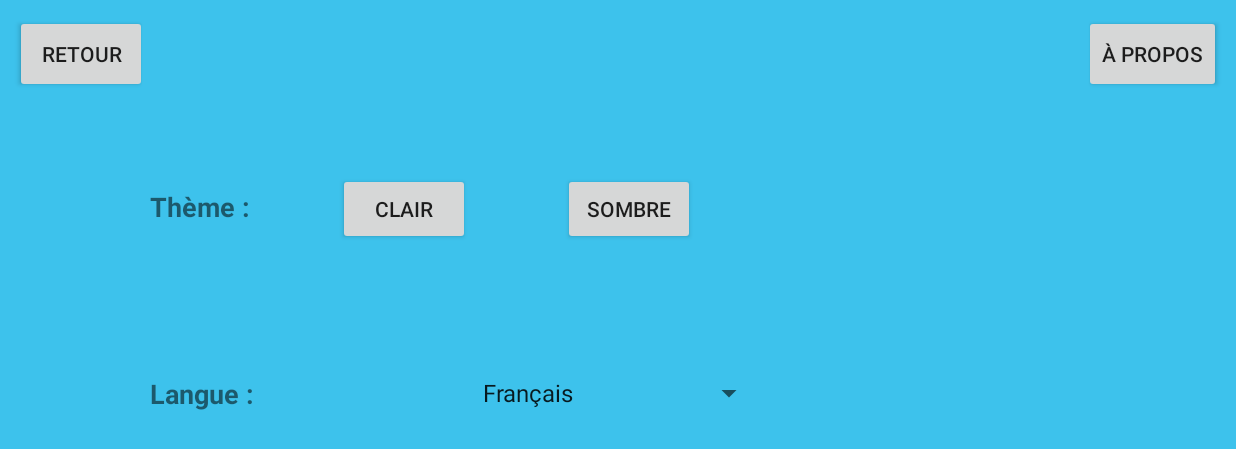
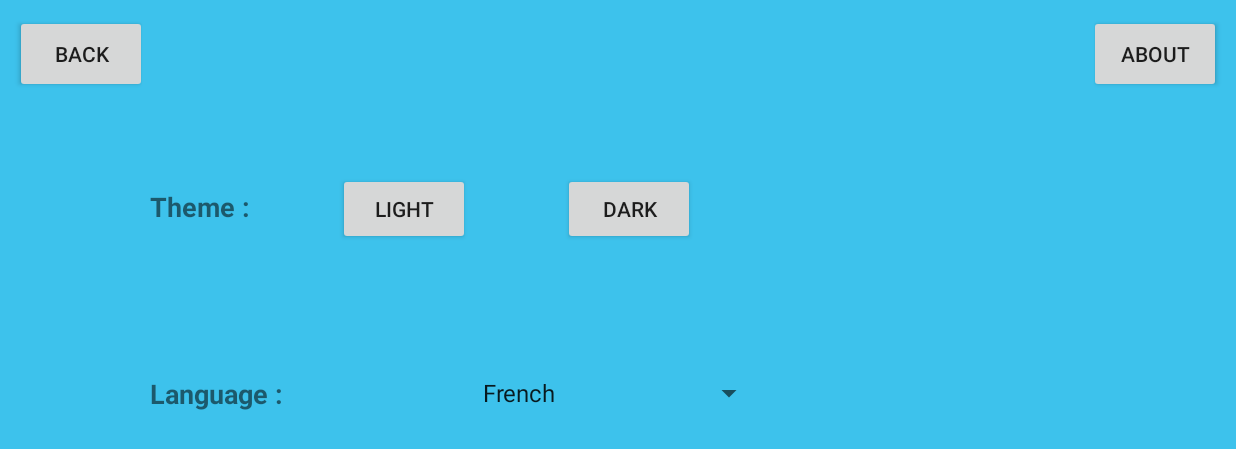
Before and after one commit to Zoro732/PixelParty, an Android app: the screen it shows after launch (MainActivity), on a phone screen of 824 x 412 dp (held sideways). Shown: the top 449 px of the screen. Run offline under Robolectric (Android 15) with nearby library versions, the phone set to English and light mode, and no system bars.

Commit message:
Changes: Removed vibration, enabled language switching

```diff
--- a/app/src/main/java/com/example/helloworld/MainActivity.java
+++ b/app/src/main/java/com/example/helloworld/MainActivity.java
@@ -1,57 +1,48 @@
 package com.example.helloworld;
 
 import androidx.appcompat.app.AppCompatActivity;
-import android.annotation.SuppressLint;
-import android.content.Context;
-import android.os.Build;
+import androidx.appcompat.app.AlertDialog;
+import android.content.SharedPreferences;
+import android.content.res.Configuration;
 import android.os.Bundle;
-import android.os.Vibrator;
-import android.view.MotionEvent;
 import android.view.View;
+import android.widget.AdapterView;
 import android.widget.ArrayAdapter;
 import android.widget.Button;
 import android.widget.FrameLayout;
 import android.widget.Spinner;
 import android.widget.TextView;
-import android.app.AlertDialog;
+import java.util.Locale;
+import android.widget.Toast;
+
 
 public class MainActivity extends AppCompatActivity {
-    private Button backButton; // Changement ici
-    private Vibrator vibrator;
-    private boolean hasVibrated = false; // Booléen pour vérifier si la vibration a déjà eu lieu
-    long[] timings = {0, 100};  // Vibre pendant 100ms, puis s'arrête
+
     private FrameLayout gameFrame;
+    private TextView themeLabel;
+    private TextView languageLabel;
+    private Button buttonClair;
+    private Button buttonSombre;
+    private Button aboutButton;
+    private Button backButton; // Déclaration du bouton retour
 
-    @SuppressLint("ClickableViewAccessibility")
     @Override
     protected void onCreate(Bundle savedInstanceState) {
         super.onCreate(savedInstanceState);
+
+        // Charger la langue enregistrée
+        loadLocale();
+
         hideNavigationBar();
         setContentView(R.layout.activity_main);
 
-        // Obtenir l'instance de Vibrator à partir du contexte actuel
-        vibrator = (Vibrator) getSystemService(Context.VIBRATOR_SERVICE);
-        // Associer le bouton de retour
-        backButton = findViewById(R.id.back);
-        gameFrame = findViewById(R.id.gameFrame);  // Initialiser le FrameLayout pour le changement de thème
-
-        // Définir l'écouteur d'événements pour le bouton retour
-        backButton.setOnTouchListener(new View.OnTouchListener() {
-            @Override
-            public boolean onTouch(View v, MotionEvent event) {
-                if (event.getAction() == MotionEvent.ACTION_DOWN) {
-                    if (!hasVibrated) {
-                        if (Build.VERSION.SDK_INT >= Build.VERSION_CODES.O) {
-                            vibrator.vibrate(timings, -1);
-                        }
-                        hasVibrated = true;
-                    }
-                } else if (event.getAction() == MotionEvent.ACTION_UP) {
-                    hasVibrated = false;
-                }
-                return true;
-            }
-        });
+        gameFrame = findViewById(R.id.gameFrame);
+        themeLabel = findViewById(R.id.theme);
+        languageLabel = findViewById(R.id.languageLabel);
+        buttonClair = findViewById(R.id.buttonClair);
+        buttonSombre = findViewById(R.id.buttonSombre);
+        aboutButton = findViewById(R.id.aboutButton);
+        backButton = findViewById(R.id.backButton); // Initialisation du bouton retour
 
         // Initialiser le Spinner
         Spinner languageSpinner = findViewById(R.id.language);
@@ -60,13 +51,37 @@ public class MainActivity extends AppCompatActivity {
         adapter.setDropDownViewResource(android.R.layout.simple_spinner_dropdown_item);
         languageSpinner.setAdapter(adapter);
 
+        // Sélectionner la langue actuelle dans le Spinner
+        languageSpinner.setSelection(getCurrentLanguagePosition());
+
+        languageSpinner.setOnItemSelectedListener(new AdapterView.OnItemSelectedListener() {
+            @Override
+            public void onItemSelected(AdapterView<?> parent, View view, int position, long id) {
+                String language = position == 0 ? "fr" : "en"; // "fr" pour Français, "en" pour Anglais
+                setLocale(language);
+                updateTexts(); // Mettre à jour les textes après le changement de langue
+            }
+
+            @Override
+            public void onNothingSelected(AdapterView<?> parent) {}
+        });
+
         // Configurer les boutons pour le changement de thème
-        Button buttonClair = findViewById(R.id.buttonClair);
-        Button buttonSombre = findViewById(R.id.buttonSombre);
-        Button aboutButton = findViewById(R.id.aboutButton); // Nouveau bouton
-        TextView themeLabel = findViewById(R.id.theme);
-        TextView languageLabel = findViewById(R.id.languageLabel);
+        setupThemeButtons();
+        setupAboutButton();
 
+        // Configurer le bouton retour
+        backButton.setOnClickListener(new View.OnClickListener() {
+            @Override
+            public void onClick(View v) {
+                Toast.makeText(MainActivity.this, "Retour à l'écran précédent", Toast.LENGTH_SHORT).show();
+                // Vous pouvez également faire d'autres actions ici, sans fermer l'application
+            }
+        });
+
+    }
+
+    private void setupThemeButtons() {
         // Changer le thème en clair
         buttonClair.setOnClickListener(new View.OnClickListener() {
             @Override
@@ -74,8 +89,6 @@ public class MainActivity extends AppCompatActivity {
                 gameFrame.setBackgroundColor(getResources().getColor(R.color.cyan));
                 themeLabel.setTextColor(getResources().getColor(R.color.textCyan));
                 languageLabel.setTextColor(getResources().getColor(R.color.textCyan));
-                languageSpinner.setBackgroundColor(getResources().getColor(R.color.white)); // Fond du spinner
-                ((TextView) languageSpinner.getChildAt(0)).setTextColor(getResources().getColor(R.color.textCyan)); // Couleur du texte du spinner
             }
         });
 
@@ -86,27 +99,58 @@ public class MainActivity extends AppCompatActivity {
                 gameFrame.setBackgroundColor(getResources().getColor(R.color.violet));
                 themeLabel.setTextColor(getResources().getColor(R.color.textViolet));
                 languageLabel.setTextColor(getResources().getColor(R.color.textViolet));
-                languageSpinner.setBackgroundColor(getResources().getColor(R.color.violet)); // Fond du spinner
-                ((TextView) languageSpinner.getChildAt(0)).setTextColor(getResources().getColor(R.color.textViolet)); // Couleur du texte du spinner
             }
         });
+    }
 
-        // Afficher un dialogue "À propos" lorsque le bouton est cliqué
+    private void setupAboutButton() {
         aboutButton.setOnClickListener(new View.OnClickListener() {
             @Override
             public void onClick(View v) {
                 AlertDialog.Builder builder = new AlertDialog.Builder(MainActivity.this);
                 builder.setTitle("À propos")
-                        .setMessage("PIXEL PART\n\nApplication développée par AMAURY GIELEN, ILYES RABAOUY, et KACPER WOJTOWIC.\n\nVersion 1.0\n\nDescription de l'application : Jeu de plateforme familiale")
+                        .setMessage("PIXEL PARTY\n\nApplication développée par AMAURY GIELEN, ILYES RABAOUY, et KACPER WOJTOWICZ.\n\nVersion 1.0\n\nDescription de l'application : Jeu de plateforme familiale")
                         .setPositiveButton("OK", null)
                         .show();
             }
         });
     }
 
-    @Override
-    protected void onPause() {
-        super.onPause();
+    // Enregistrer la langue et recharger l'activité
+    private void setLocale(String lang) {
+        Locale locale = new Locale(lang);
+        Locale.setDefault(locale);
+        Configuration config = new Configuration();
+        config.setLocale(locale);
+        getBaseContext().getResources().updateConfiguration(config, getBaseContext().getResources().getDisplayMetrics());
+
+        SharedPreferences.Editor editor = getSharedPreferences("Settings", MODE_PRIVATE).edit();
+        editor.putString("My_Lang", lang);
+        editor.apply();
+    }
+
+    // Charger la langue enregistrée
+    public void loadLocale() {
+        SharedPreferences prefs = getSharedPreferences("Settings", MODE_PRIVATE);
+        String language = prefs.getString("My_Lang", "fr");
+        setLocale(language);
+    }
+
+    // Positionner la langue actuelle dans le Spinner
+    private int getCurrentLanguagePosition() {
+        SharedPreferences prefs = getSharedPreferences("Settings", MODE_PRIVATE);
+        String language = prefs.getString("My_Lang", "fr");
+        return language.equals("fr") ? 0 : 1;
+    }
+
+    // Mettre à jour les textes en fonction de la langue
+    private void updateTexts() {
+        themeLabel.setText(getString(R.string.theme_label));
+        languageLabel.setText(getString(R.string.language_label));
+        buttonClair.setText(getString(R.string.button_clair));
+        buttonSombre.setText(getString(R.string.button_sombre));
+        aboutButton.setText(getString(R.string.button_about));
+        backButton.setText(getString(R.string.backButton));
     }
 
     private void hideNavigationBar() {
@@ -116,9 +160,4 @@ public class MainActivity extends AppCompatActivity {
                         | View.SYSTEM_UI_FLAG_IMMERSIVE_STICKY
         );
     }
-
-    @Override
-    protected void onResume() {
-        super.onResume();
-    }
 }
--- a/app/src/main/res/layout/activity_main.xml
+++ b/app/src/main/res/layout/activity_main.xml
@@ -54,6 +54,8 @@
             android:textSize="18sp"
             android:textStyle="bold" />
 
+        <!-- Remplacer l'ImageButton par un simple Button -->
+
         <Spinner
             android:id="@+id/language"
             android:layout_width="196dp"
@@ -61,9 +63,8 @@
             android:layout_gravity="top|center"
             android:layout_marginTop="250dp" />
 
-        <!-- Remplacer l'ImageButton par un simple Button -->
         <Button
-            android:id="@+id/back"
+            android:id="@+id/backButton"
             android:layout_width="wrap_content"
             android:layout_height="52dp"
             android:layout_marginLeft="10dp"
--- a/app/src/main/res/values/strings.xml
+++ b/app/src/main/res/values/strings.xml
@@ -1,12 +1,15 @@
 <resources>
     <string name="app_name">Counter</string>
-    <string name="edit_message">Saisissez un message</string>
-    <string name="button_send">Envoyer</string>
-    <string name="maintext">Texte en français</string>
-
-    <!-- Ajout du tableau de langues -->
+    <string name="edit_message">Enter a message</string>
+    <string name="button_send">Send</string>
+    <string name="theme_label">Theme :</string> <!-- Ajouté ici -->
+    <string name="language_label">Language :</string> <!-- Ajouté ici -->
+    <string name="button_clair">Light</string> <!-- Ajouté ici -->
+    <string name="button_sombre">Dark</string> <!-- Ajouté ici -->
+    <string name="button_about">About</string> <!-- Ajouté ici -->
+    <string name="backButton">Back</string>
     <string-array name="language_options">
-        <item>Français</item>
-        <item>Anglais</item>
+        <item>French</item>
+        <item>English</item>
     </string-array>
 </resources>
```
Also changed, not shown: 1 other file.
